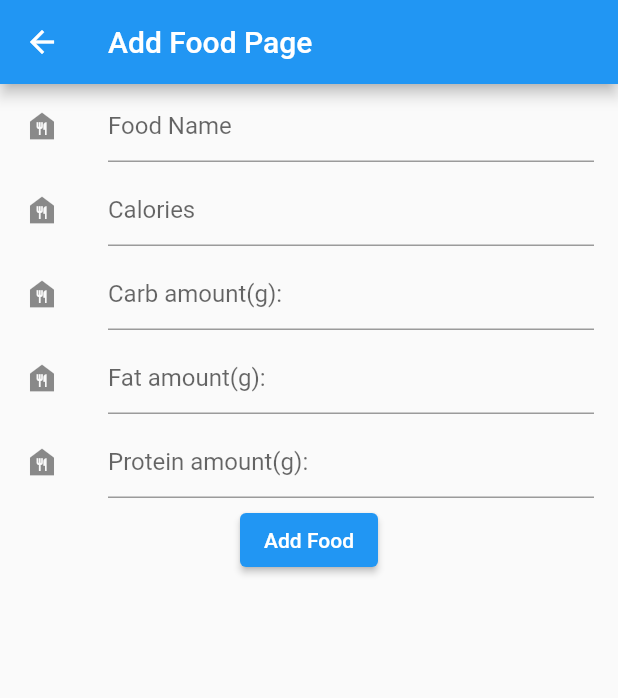
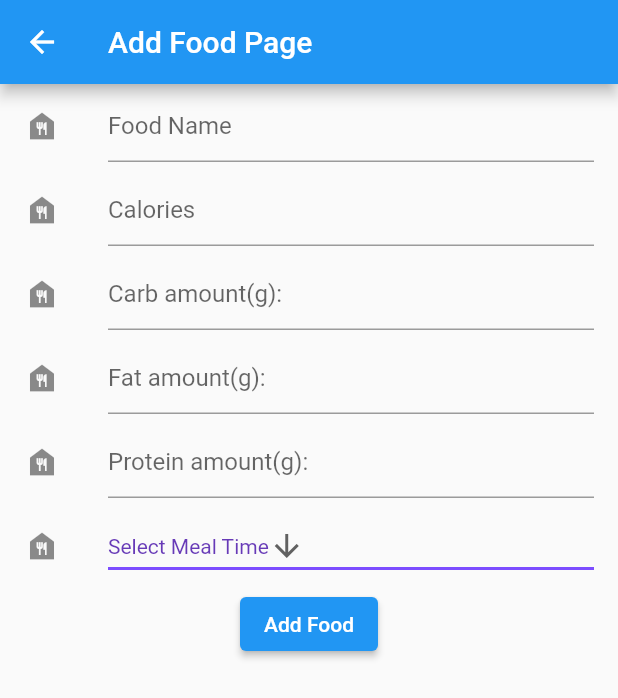
Before and after one commit to ShehanAT/AndroidMiniProjects, a Flutter app: the AddFoodScreen screen opened directly, on a phone screen of 412 x 824 dp. Shown: the top 698 px of the screen. Run offline on Flutter 3.47's test engine with Material 2 defaults, Android fonts, the light colour scheme and no system bars; our stand-ins replace firebase_auth, firebase_core, firebase_database, flutter_colorpicker, get_it, sqflite; accounts and stored records are empty; statements that could not run were skipped.

Commit message:
entries to FoodTrack Firebase database now possible thru Add Food Page

```diff
--- a/calorie_tracker_app/lib/src/model/dao/food_dao.dart
+++ b/calorie_tracker_app/lib/src/model/dao/food_dao.dart
@@ -1,3 +1,4 @@
+import 'package:calorie_tracker_app/src/model/food_track_task.dart';
 import 'package:firebase_database/firebase_database.dart';
 import '../food_model.dart';
 
@@ -6,9 +7,11 @@ class FoodDao {
 
   final DatabaseReference _foodRef =
       FirebaseDatabase.instance.ref().child('food');
+  final DatabaseReference _foodTrackRef =
+      FirebaseDatabase.instance.ref().child('foodTrack');
 
-  void saveFood(Food food) {
-    _foodRef.push().set(food.toJson());
+  void saveFood(FoodTrackTask foodTrackTask) {
+    _foodTrackRef.push().set(foodTrackTask.toJson());
   }
 
   Query getFoodQuery() {
--- a/calorie_tracker_app/lib/src/model/food_model.dart
+++ b/calorie_tracker_app/lib/src/model/food_model.dart
@@ -2,16 +2,24 @@ import 'package:flutter/material.dart';
 import 'package:json_annotation/json_annotation.dart';
 
 import 'package:calorie_tracker_app/src/utils/uuid.dart';
-part 'food_model.g.dart';
+// part 'food_model.g.dart';
 
 @JsonSerializable()
 class Food {
   String id;
   String name;
   late String color;
+  String calories;
+  String carbs;
+  String fat;
+  String protein;
 
   Food(
-    this.name, {
+    this.name,
+    this.calories,
+    this.carbs,
+    this.fat,
+    this.protein, {
     String? color,
     String? id,
   }) : this.id = id ?? Uuid().generateV4();
@@ -20,7 +28,18 @@ class Food {
 
   Food.fromJson(Map<dynamic, dynamic> json)
       : id = json['id'],
-        name = json['name'];
+        name = json['name'],
+        calories = json['calories'],
+        carbs = json['carbs'],
+        fat = json['fat'],
+        protein = json['protein'];
 
-  Map<dynamic, dynamic> toJson() => <dynamic, dynamic>{'id': id, 'name': name};
+  Map<dynamic, dynamic> toJson() => <dynamic, dynamic>{
+        'id': id,
+        'name': name,
+        'calories': calories,
+        'carbs': carbs,
+        'fat': fat,
+        'protein': protein
+      };
 }
--- a/calorie_tracker_app/lib/src/model/food_track_task.dart
+++ b/calorie_tracker_app/lib/src/model/food_track_task.dart
@@ -6,22 +6,42 @@ import 'package:firebase_database/firebase_database.dart';
 @JsonSerializable()
 class FoodTrackTask {
   String id;
-  String name;
-  Food food;
+  late Food food;
+  String mealTime;
 
   FoodTrackTask({
-    required this.name,
     required this.food,
+    required this.mealTime,
     String? id,
   }) : this.id = id ?? Uuid().generateV4();
 
   factory FoodTrackTask.fromSnapshot(DataSnapshot snap) => FoodTrackTask(
-      name: snap.child('name').value as String,
-      food: snap.child('food').value as Food);
+      food: snap.child('food').value as Food,
+      mealTime: snap.child('mealTime').value as String);
 
   Map<String, dynamic> toMap() {
-    return <String, dynamic>{'name': name, 'food': food.toString()};
+    return <String, dynamic>{'mealTime': mealTime, 'food': food.toString()};
   }
+
+  FoodTrackTask.fromJson(Map<dynamic, dynamic> json)
+      : id = json['id'],
+        mealTime = json['mealTime'],
+        food = json['food'];
+  // food.name = json['name'],
+  // food.calories = json['calories'],
+  // food.carbs = json['carbs'],
+  // food.fat = json['fat'],
+  // food.protein = json['protein'];
+
+  Map<dynamic, dynamic> toJson() => <dynamic, dynamic>{
+        'id': id,
+        'mealTime': mealTime,
+        'name': food.name,
+        'calories': food.calories,
+        'carbs': food.carbs,
+        'fat': food.fat,
+        'protein': food.protein
+      };
 
   // factory FoodTrackTask.fromJson(Map<String, dynamic> json) =>
   //     _$TaskFromJson(json);
--- a/calorie_tracker_app/lib/src/page/food-track/add_food_track.dart
+++ b/calorie_tracker_app/lib/src/page/food-track/add_food_track.dart
@@ -25,6 +25,12 @@ class _AddFoodScreenState extends State<AddFoodScreen> {
   bool _isBack = true;
   bool _isCart = true;
   bool isButtonTapped = false;
+  TextEditingController foodNameController = TextEditingController();
+  TextEditingController calorieController = TextEditingController();
+  TextEditingController carbController = TextEditingController();
+  TextEditingController fatController = TextEditingController();
+  TextEditingController proteinController = TextEditingController();
+  String dropdownValue = 'Select Meal Time';
 
   @override
   void initState() {
@@ -42,8 +48,9 @@ class _AddFoodScreenState extends State<AddFoodScreen> {
   void addFood() {
     print("addFood()");
     final FoodTrackTask foodTrackTask = FoodTrackTask(
-      name: "Breakfast",
-      food: Food("oatmeal"),
+      mealTime: dropdownValue,
+      food: Food(foodNameController.text, calorieController.text,
+          carbController.text, fatController.text, proteinController.text),
     );
     FoodTrackerService().addFoodTrack(foodTrackTask);
     Navigator.pop(context);
@@ -85,6 +92,7 @@ class _AddFoodScreenState extends State<AddFoodScreen> {
             new ListTile(
                 leading: const Icon(Icons.food_bank),
                 title: new TextField(
+                  controller: foodNameController,
                   decoration: new InputDecoration(
                     hintText: "Food Name",
                   ),
@@ -92,6 +100,7 @@ class _AddFoodScreenState extends State<AddFoodScreen> {
             new ListTile(
                 leading: const Icon(Icons.food_bank),
                 title: new TextField(
+                  controller: calorieController,
                   decoration: new InputDecoration(
                     hintText: "Calories",
                   ),
@@ -99,6 +108,7 @@ class _AddFoodScreenState extends State<AddFoodScreen> {
             new ListTile(
                 leading: const Icon(Icons.food_bank),
                 title: new TextField(
+                  controller: carbController,
                   decoration: new InputDecoration(
                     hintText: "Carb amount(g):",
                   ),
@@ -106,6 +116,7 @@ class _AddFoodScreenState extends State<AddFoodScreen> {
             new ListTile(
                 leading: const Icon(Icons.food_bank),
                 title: new TextField(
+                  controller: fatController,
                   decoration: new InputDecoration(
                     hintText: "Fat amount(g):",
                   ),
@@ -113,9 +124,45 @@ class _AddFoodScreenState extends State<AddFoodScreen> {
             new ListTile(
                 leading: const Icon(Icons.food_bank),
                 title: new TextField(
+                  controller: proteinController,
                   decoration: new InputDecoration(
                     hintText: "Protein amount(g):",
                   ),
+                )),
+            new ListTile(
+                leading: const Icon(Icons.food_bank),
+                title:
+                    // new TextField(
+                    //   controller: proteinController,
+                    //   decoration: new InputDecoration(
+                    //     hintText: "Protein amount(g):",
+                    //   ))
+                    new DropdownButton<String>(
+                  value: dropdownValue,
+                  icon: const Icon(Icons.arrow_downward),
+                  elevation: 16,
+                  style: const TextStyle(color: Colors.deepPurple),
+                  underline: Container(
+                    height: 2,
+                    color: Colors.deepPurpleAccent,
+                  ),
+                  onChanged: (String? newValue) {
+                    setState(() {
+                      dropdownValue = newValue!;
+                    });
+                  },
+                  items: <String>[
+                    'Select Meal Time',
+                    'Breakfast',
+                    'Lunch',
+                    'Dinner',
+                    'Snack'
+                  ].map<DropdownMenuItem<String>>((String value) {
+                    return DropdownMenuItem<String>(
+                      value: value,
+                      child: Text(value),
+                    );
+                  }).toList(),
                 )),
             ElevatedButton(
               // style: buttonStyle,
--- a/calorie_tracker_app/lib/src/services/food_tracker_service.dart
+++ b/calorie_tracker_app/lib/src/services/food_tracker_service.dart
@@ -20,8 +20,8 @@ class FoodTrackerService {
     // _databaseReference = database.reference().child(nodeName);
     // _databaseReference.push().set(foodtrackTask.toMap());
 
-    final food = Food(getRandomString(5));
-    foodDao.saveFood(food);
+    // final food = Food(foodtrackTask.food.name,
+    foodDao.saveFood(foodtrackTask);
   }
 
   void deleteFoodTrack(FoodTrackTask foodtrackTask) {
```
Also changed, not shown: calorie_tracker_app/lib/src/model/food_model.g.dart.
